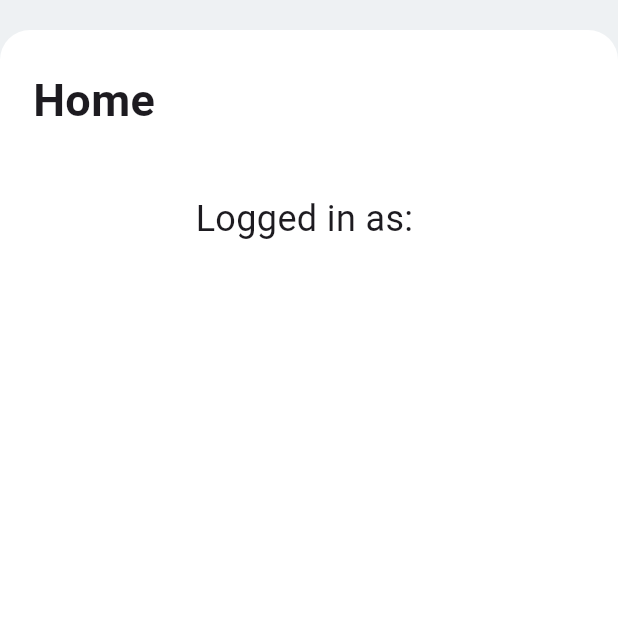
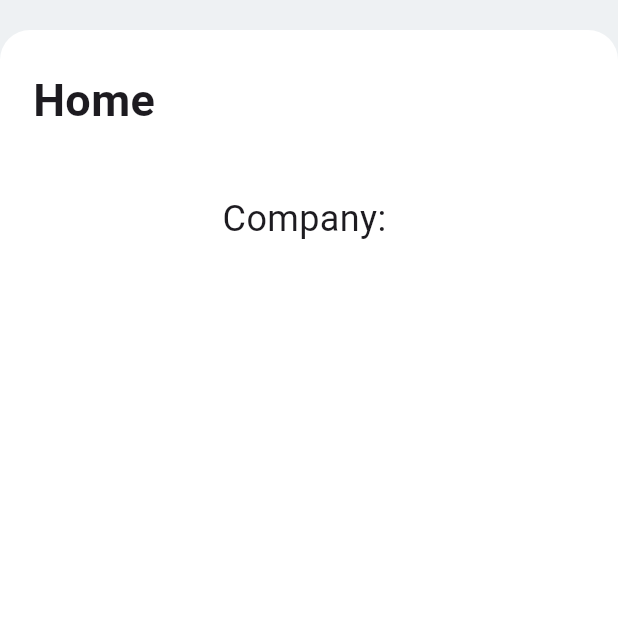
Before and after one commit to pcantaluppi/mad, a Flutter app: the HomePage screen opened directly, on a phone screen of 412 x 824 dp, the top half of it. Run offline on Flutter 3.47's test engine with Material 3 defaults, Android fonts, the phone set to English and light mode, and no system bars; our stand-ins replace cloud_firestore, email_validator, firebase_auth, firebase_core, flutter_dotenv; accounts and stored records are empty.

Commit message:
Fetch comapny name

```diff
--- a/lib/components/home.dart
+++ b/lib/components/home.dart
@@ -65,7 +65,8 @@ class HomePage extends StatelessWidget {
                         child: Column(
                           children: [
                             Text(
-                              'Logged in as: ${user?.email}',
+                              //'Logged in as: ${user?.email}',
+                              'Company: ${user?.company}',
                               style: const TextStyle(fontSize: 24),
                             ),
                           ],
--- a/lib/components/login.dart
+++ b/lib/components/login.dart
@@ -1,6 +1,7 @@
 // login.dart
 import 'package:flutter/material.dart';
 import 'package:firebase_auth/firebase_auth.dart';
+import 'package:cloud_firestore/cloud_firestore.dart';
 import 'package:email_validator/email_validator.dart';
 import 'package:provider/provider.dart';
 import '/components/home.dart';
@@ -139,9 +140,20 @@ class _LoginPageState extends State<LoginPage> {
         );
 
         if (userCredential.user != null) {
-          // Set user email in provider
-          Provider.of<UserProvider>(context, listen: false)
-              .setUser(UserModel(email: _emailController.text));
+          // Fetch company data from Firestore
+          QuerySnapshot querySnapshot = await FirebaseFirestore.instance
+              .collection('customers')
+              .where('users', arrayContains: _emailController.text)
+              .get();
+
+          String company = '';
+          if (querySnapshot.docs.isNotEmpty) {
+            company = querySnapshot.docs.first['name'];
+          }
+
+          // Set user email and company in provider
+          Provider.of<UserProvider>(context, listen: false).setUser(
+              UserModel(email: _emailController.text, company: company));
 
           // Navigate to home page
           Navigator.of(context).pushReplacement(
--- a/lib/state/models/user_model.dart
+++ b/lib/state/models/user_model.dart
@@ -1,5 +1,6 @@
 // user_model.dart
 class UserModel {
   String email;
-  UserModel({required this.email});
+  final String? company;
+  UserModel({required this.email, this.company = ''});
 }
```
